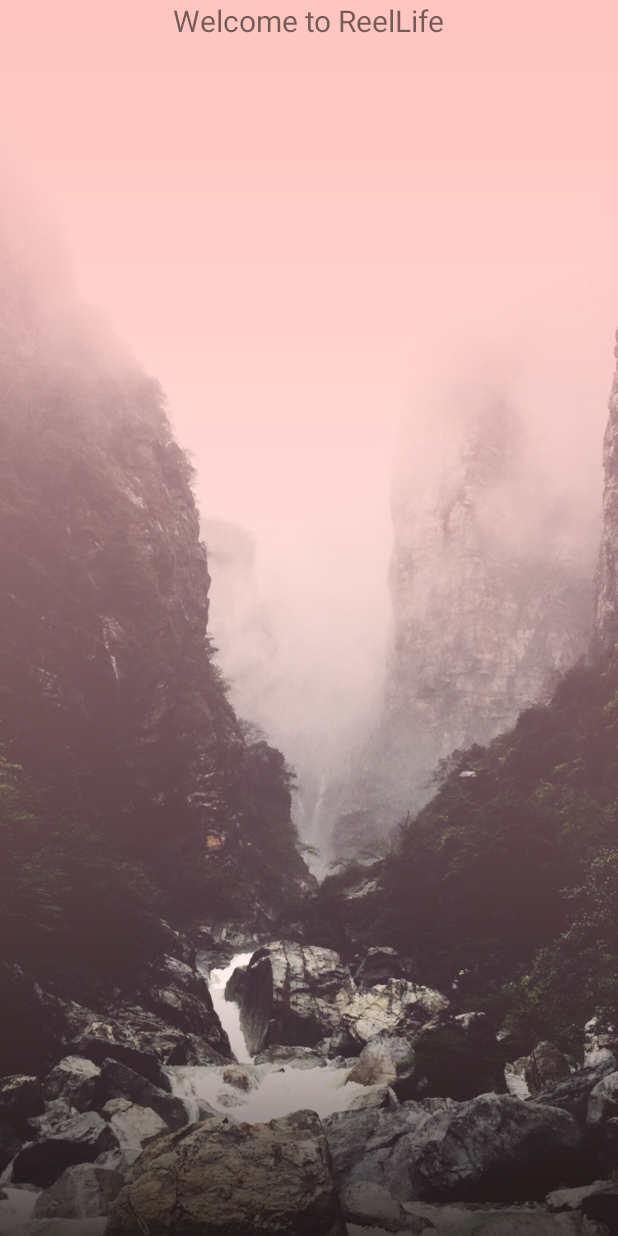
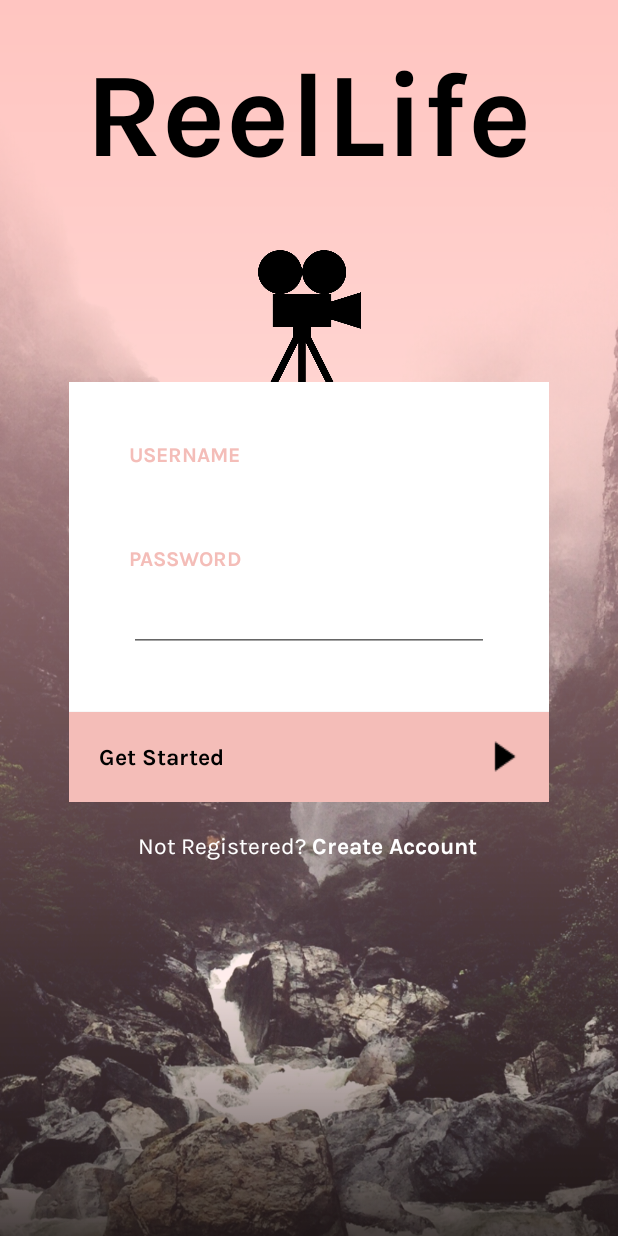
Before and after one commit to lexiwylie/reel_life_2.0, an Android app: the layout activity_main.xml on its own in the app's theme, with its tools: preview values and no code run, on a phone screen of 412 x 824 dp. Run offline under Robolectric (Android 15) with nearby library versions, the light colour scheme and no system bars.

Commit message:
Revert "button functionality not working"
This reverts commit c2445bb8ee55846f66d12c2989ee80509289dc3e.

```diff
--- a/app/build.gradle
+++ b/app/build.gradle
@@ -19,7 +19,6 @@ android {
     }
 }
 
-
 dependencies {
     implementation fileTree(dir: 'libs', include: ['*.jar'])
     implementation 'com.android.support:appcompat-v7:28.0.0'
@@ -27,6 +26,5 @@ dependencies {
     testImplementation 'junit:junit:4.12'
     androidTestImplementation 'com.android.support.test:runner:1.0.2'
     androidTestImplementation 'com.android.support.test.espresso:espresso-core:3.0.2'
-    implementation 'com.google.firebase:firebase-auth:16.0.1'
-
+    implementation 'com.google.firebase:firebase-auth:16.0.1:15.0.0'
 }
--- a/app/src/main/res/layout/activity_main.xml
+++ b/app/src/main/res/layout/activity_main.xml
@@ -8,11 +8,135 @@
     android:background="@drawable/background_with_overlay"
     tools:context=".MainActivity">
 
+    <!--title-->
     <TextView
         android:layout_width="wrap_content"
         android:layout_height="wrap_content"
-        android:layout_gravity="center"
-        android:text="Welcome to ReelLife"
-        android:textSize="20dp" />
+        android:layout_gravity="center_horizontal"
+        android:layout_marginTop="30dp"
+        android:text="ReelLife"
+        android:fontFamily="@font/karla"
+        android:textStyle="bold"
+        android:textColor="@color/colorPrimaryDark"
+        android:textSize="80sp"/>
+    <!--title-->
+
+    <!--icon-->
+    <ImageView
+        android:layout_width="95dp"
+        android:layout_height="90dp"
+        android:layout_gravity="center_horizontal"
+        android:layout_marginTop="40dp"
+        android:background="@drawable/film_reel_long">
+    </ImageView>
+    <!--icon-->
+
+
+    <!--login box-->
+    <LinearLayout
+        android:layout_width="320dp"
+        android:layout_height="280dp"
+        android:layout_gravity="center_horizontal"
+        android:orientation="vertical"
+        android:background="@color/colorAccent">
+
+        <!--username/password-->
+        <LinearLayout
+            android:layout_width="match_parent"
+            android:layout_height="220dp"
+            android:padding="40dp"
+            android:orientation="vertical">
+
+            <TextView
+                android:layout_width="wrap_content"
+                android:layout_height="0dp"
+                android:layout_weight="1"
+                android:fontFamily="@font/karla"
+                android:text="USERNAME"
+                android:textColor="@color/colorPrimary"
+                android:textStyle="bold"/>
+
+            <EditText
+                android:inputType="textPersonName"
+                android:layout_width="match_parent"
+                android:layout_height="0dp"
+                android:layout_weight="1"
+                android:fontFamily="@font/karla"
+                android:textColor="@color/colorPrimaryDark"/>
+
+            <TextView
+                android:layout_width="wrap_content"
+                android:layout_height="0dp"
+                android:layout_weight="1"
+                android:fontFamily="@font/karla"
+                android:text="PASSWORD"
+                android:textColor="@color/colorPrimary"
+                android:textStyle="bold"/>
+
+            <EditText
+                android:inputType="textPassword"
+                android:layout_width="match_parent"
+                android:layout_height="0dp"
+                android:layout_weight="1"
+                android:fontFamily="@font/karla"
+                android:textColor="@color/colorPrimaryDark"/>
+
+        </LinearLayout><!--username/password-->
+
+        <!--get started-->
+        <Button
+            android:layout_width="match_parent"
+            android:layout_height="0dp"
+            android:layout_weight="1"
+            android:paddingStart="20dp"
+            android:paddingEnd="20dp"
+            android:background="@color/colorPrimary"
+            android:text="Get Started"
+            android:fontFamily="@font/karla"
+            android:textAlignment="textStart"
+            android:textAllCaps="false"
+            android:textColor="@color/colorPrimaryDark"
+            android:textSize="15sp"
+            android:textStyle="bold"
+            android:clickable="true"
+            android:focusable="true"
+            android:drawableEnd="@drawable/icon_arrow"/><!--get started-->
+
+    </LinearLayout><!--login box-->
+
+    <!--create account-->
+    <LinearLayout
+        android:orientation="horizontal"
+        android:layout_width="230dp"
+        android:layout_height="wrap_content"
+        android:layout_gravity="center_horizontal"
+        android:layout_marginTop="20dp">
+
+        <TextView
+            android:layout_width="0dp"
+            android:layout_height="wrap_content"
+            android:layout_weight="1"
+            android:fontFamily="@font/karla"
+            android:text="Not Registered?"
+            android:textColor="@color/colorAccent"
+            android:textSize="15sp"
+            android:textAlignment="center"/>
+
+        <TextView
+            android:layout_width="0dp"
+            android:layout_height="wrap_content"
+            android:layout_weight="1"
+            android:fontFamily="@font/karla"
+            android:text="Create Account"
+            android:textColor="@color/colorAccent"
+            android:textSize="15sp"
+            android:textStyle="bold"
+            android:textAlignment="center"
+            android:clickable="true"
+            android:focusable="true"/>
+
+    </LinearLayout><!--create account-->
+
+
 
 </LinearLayout>
```
Also changed, not shown: app/src/main/AndroidManifest.xml (+2 -6 lines), app/src/main/java/com/example/lexiwylie/reellife/LoginActivity.java (deleted, +0 -113 lines), app/src/main/java/com/example/lexiwylie/reellife/MainActivity.java (+3 -13 lines), app/src/main/java/com/example/lexiwylie/reellife/RegistrationActivity.java (deleted, +0 -107 lines), app/src/main/res/layout/activity_login.xml (deleted, +0 -149 lines), app/src/main/res/layout/activity_registration.xml (deleted, +0 -40 lines), 3 other files.
